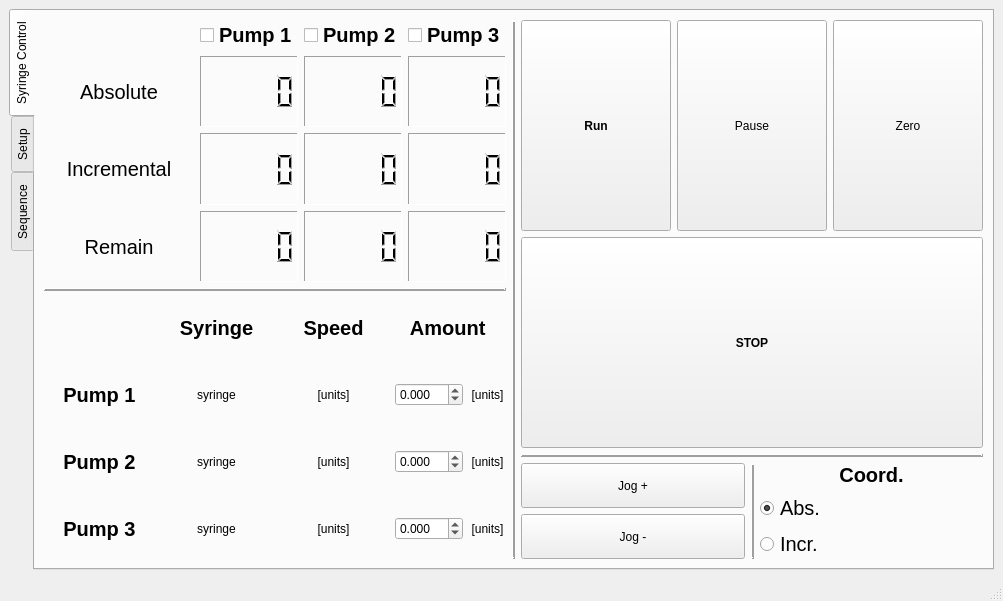
Above: SOFTWARE/poseidon_controller_gui.ui from finnock/poseidon before the change. Below: the same form after it.
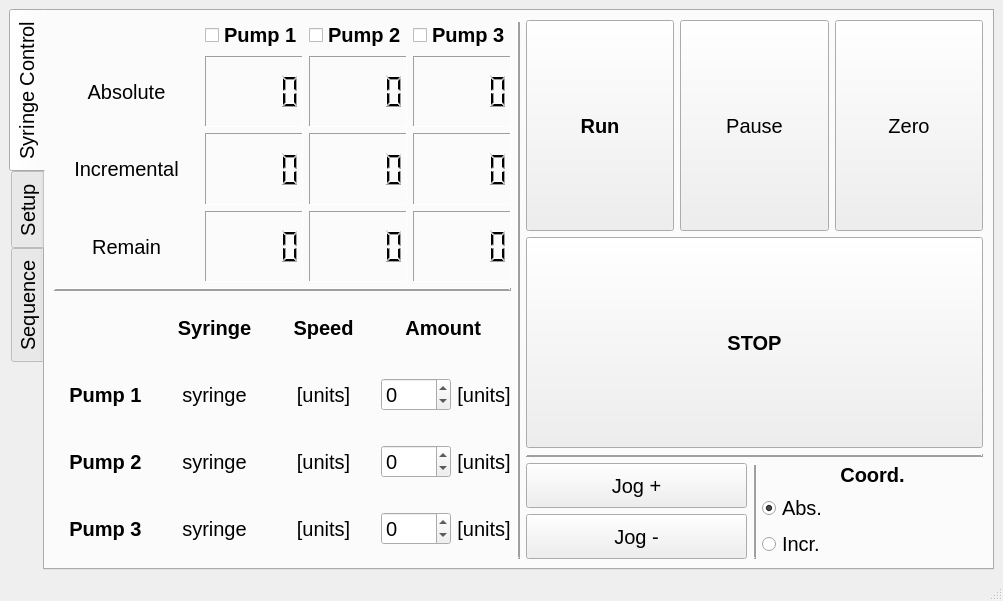
That is the form after the change. The open tabs and pages were chosen to show the change. Icons and pictures are not drawn.

Commit message: UI: - ml/mm inputs updated

```diff
--- a/SOFTWARE/poseidon_controller_gui.ui
+++ b/SOFTWARE/poseidon_controller_gui.ui
@@ -17,6 +17,11 @@
    <layout class="QVBoxLayout" name="verticalLayout">
     <item>
      <widget class="QTabWidget" name="tabWidget">
+      <property name="font">
+       <font>
+        <pointsize>15</pointsize>
+       </font>
+      </property>
       <property name="focusPolicy">
        <enum>Qt::TabFocus</enum>
       </property>
@@ -348,10 +353,16 @@
                   <item>
                    <widget class="QDoubleSpinBox" name="p2_amount_INPUT">
                     <property name="decimals">
-                     <number>3</number>
+                     <number>0</number>
                     </property>
                     <property name="minimum">
-                     <double>-99.000000000000000</double>
+                     <double>-500.000000000000000</double>
+                    </property>
+                    <property name="maximum">
+                     <double>500.000000000000000</double>
+                    </property>
+                    <property name="stepType">
+                     <enum>QAbstractSpinBox::AdaptiveDecimalStepType</enum>
                     </property>
                    </widget>
                   </item>
@@ -376,10 +387,16 @@
                   <item>
                    <widget class="QDoubleSpinBox" name="p3_amount_INPUT">
                     <property name="decimals">
-                     <number>3</number>
+                     <number>0</number>
                     </property>
                     <property name="minimum">
-                     <double>-99.000000000000000</double>
+                     <double>-500.000000000000000</double>
+                    </property>
+                    <property name="maximum">
+                     <double>500.000000000000000</double>
+                    </property>
+                    <property name="stepType">
+                     <enum>QAbstractSpinBox::AdaptiveDecimalStepType</enum>
                     </property>
                    </widget>
                   </item>
@@ -404,10 +421,16 @@
                   <item>
                    <widget class="QDoubleSpinBox" name="p1_amount_INPUT">
                     <property name="decimals">
-                     <number>3</number>
+                     <number>0</number>
                     </property>
                     <property name="minimum">
-                     <double>-99.000000000000000</double>
+                     <double>-500.000000000000000</double>
+                    </property>
+                    <property name="maximum">
+                     <double>500.000000000000000</double>
+                    </property>
+                    <property name="stepType">
+                     <enum>QAbstractSpinBox::AdaptiveDecimalStepType</enum>
                     </property>
                    </widget>
                   </item>
@@ -643,6 +666,7 @@
                 </property>
                 <property name="font">
                  <font>
+                  <pointsize>15</pointsize>
                   <weight>75</weight>
                   <bold>true</bold>
                  </font>
@@ -690,6 +714,7 @@
               </property>
               <property name="font">
                <font>
+                <pointsize>15</pointsize>
                 <weight>75</weight>
                 <bold>true</bold>
                </font>
```
The commit also changes 1 other file.
